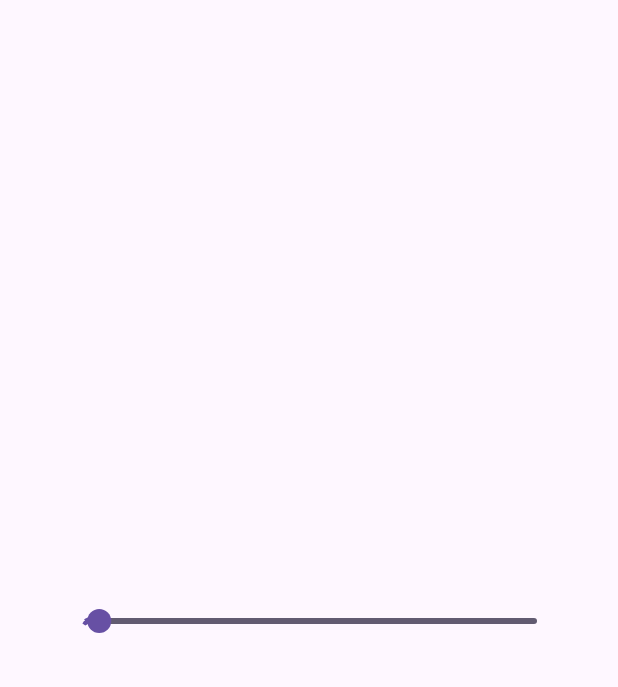
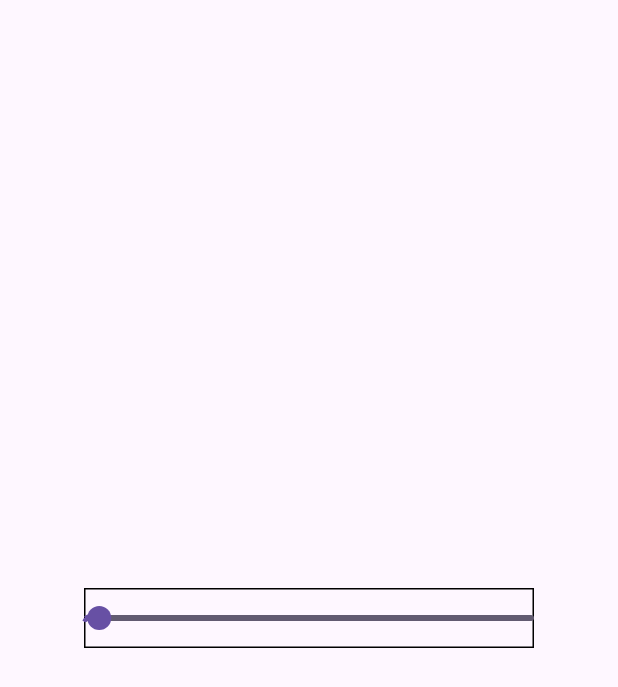
Before and after one commit to Ferry-200/wave_progress_indicator, a Flutter app: the screen it shows after launch, on a phone screen of 412 x 824 dp. Shown: the top 687 px of the screen. Run offline on Flutter 3.47's test engine with Material 3 defaults, Android fonts, the light colour scheme and no system bars.

Commit message:
更新Readme

```diff
--- a/lib/main.dart
+++ b/lib/main.dart
@@ -42,7 +42,13 @@ class _MainAppState extends State<MainApp> {
         body: Center(
           child: SizedBox(
             width: 300,
-            child: WaveLinearProgressIndicator(controller: controller),
+            height: 40,
+            child: DecoratedBox(
+              decoration: BoxDecoration(
+                border: Border.all()
+              ),
+              child: WaveLinearProgressIndicator(controller: controller),
+            ),
           ),
         ),
       ),
```
Also changed, not shown: lib/wave_progress_indicator.dart (+10 -20 lines), image.png (added), 1 other file.
